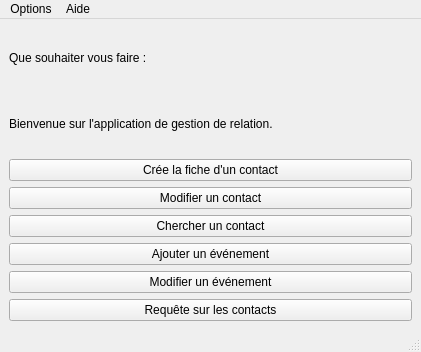
First picture: the form in Projet/MainWindow.ui, repository Dwarron/ProjetCDAA, before the edit.
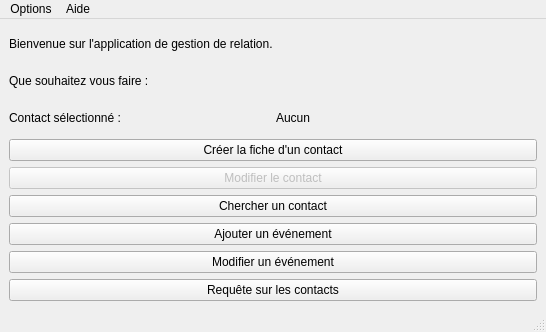
Second picture: the form after the edit.

Commit message: Classe interface entre QObject et classes POO, recherche interactive et selection d'un contact pour modification, création d'un contact

```diff
--- a/Projet/MainWindow.ui
+++ b/Projet/MainWindow.ui
@@ -6,8 +6,8 @@
    <rect>
     <x>0</x>
     <y>0</y>
-    <width>421</width>
-    <height>352</height>
+    <width>546</width>
+    <height>332</height>
    </rect>
   </property>
   <property name="windowTitle">
@@ -19,14 +19,7 @@
   <widget class="QWidget" name="centralwidget">
    <layout class="QGridLayout" name="gridLayout">
     <item row="0" column="0">
-     <layout class="QVBoxLayout" name="verticalLayout">
-      <item>
-       <widget class="QLabel" name="label_2">
-        <property name="text">
-         <string>Que souhaiter vous faire :</string>
-        </property>
-       </widget>
-      </item>
+     <layout class="QVBoxLayout" name="verticalLayout_2">
       <item>
        <widget class="QLabel" name="label">
         <property name="text">
@@ -35,16 +28,49 @@
        </widget>
       </item>
       <item>
+       <widget class="QLabel" name="label_2">
+        <property name="text">
+         <string>Que souhaitez vous faire :</string>
+        </property>
+       </widget>
+      </item>
+      <item>
+       <layout class="QHBoxLayout" name="horizontalLayout">
+        <item>
+         <widget class="QLabel" name="label_3">
+          <property name="enabled">
+           <bool>true</bool>
+          </property>
+          <property name="text">
+           <string>Contact sélectionné :</string>
+          </property>
+         </widget>
+        </item>
+        <item>
+         <widget class="QLabel" name="contactSelectionneLabel">
+          <property name="text">
+           <string>Aucun</string>
+          </property>
+         </widget>
+        </item>
+       </layout>
+      </item>
+      <item>
+       <layout class="QVBoxLayout" name="verticalLayout">
+        <item>
        <widget class="QPushButton" name="ButtonCreerFiche">
         <property name="text">
-         <string>Crée la fiche d'un contact</string>
+           <string>Créer la fiche d'un contact</string>
         </property>
        </widget>
       </item>
       <item>
        <widget class="QPushButton" name="ButtonModifContact">
+          <property name="enabled">
+           <bool>false</bool>
+          </property>
         <property name="text">
-         <string>Modifier un contact</string>
+           <string>Modifier le contact</string>
         </property>
        </widget>
       </item>
@@ -79,14 +105,16 @@
      </layout>
     </item>
    </layout>
+    </item>
+   </layout>
   </widget>
   <widget class="QMenuBar" name="menubar">
    <property name="geometry">
     <rect>
      <x>0</x>
      <y>0</y>
-     <width>421</width>
-     <height>21</height>
+     <width>546</width>
+     <height>25</height>
     </rect>
    </property>
    <widget class="QMenu" name="menuOptions">
```
Left out of the diff: 11 changed lines with no effect on the pictures. Lines whose indentation alone changed are shown as unchanged. The commit also changes 74 other files.
